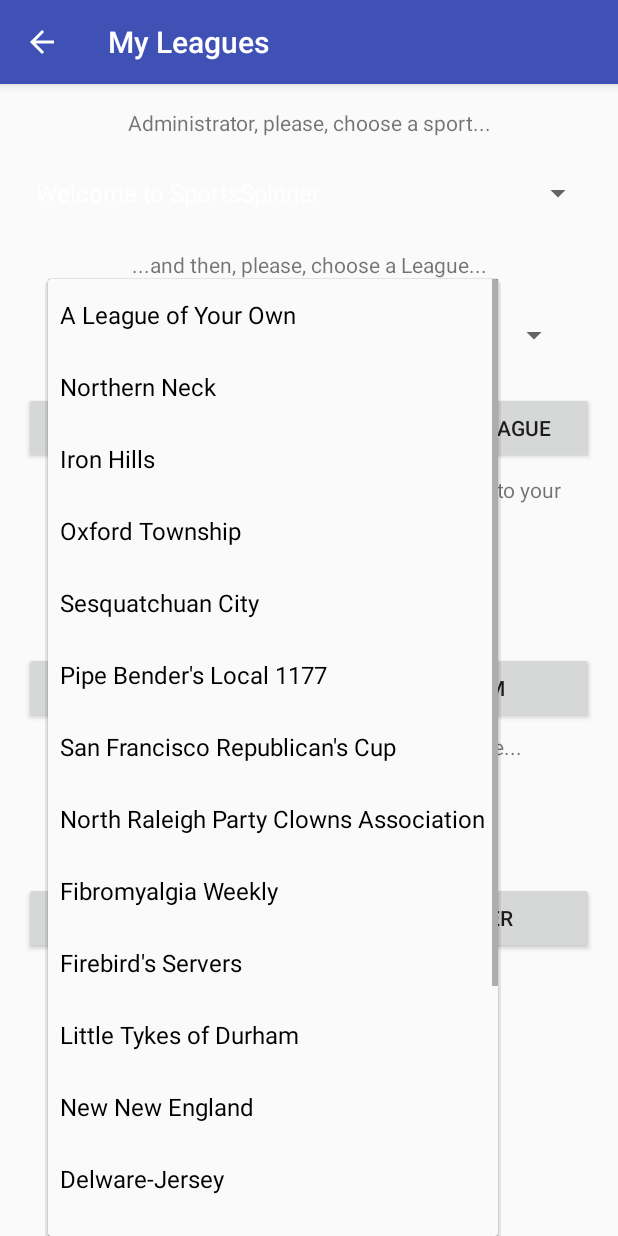
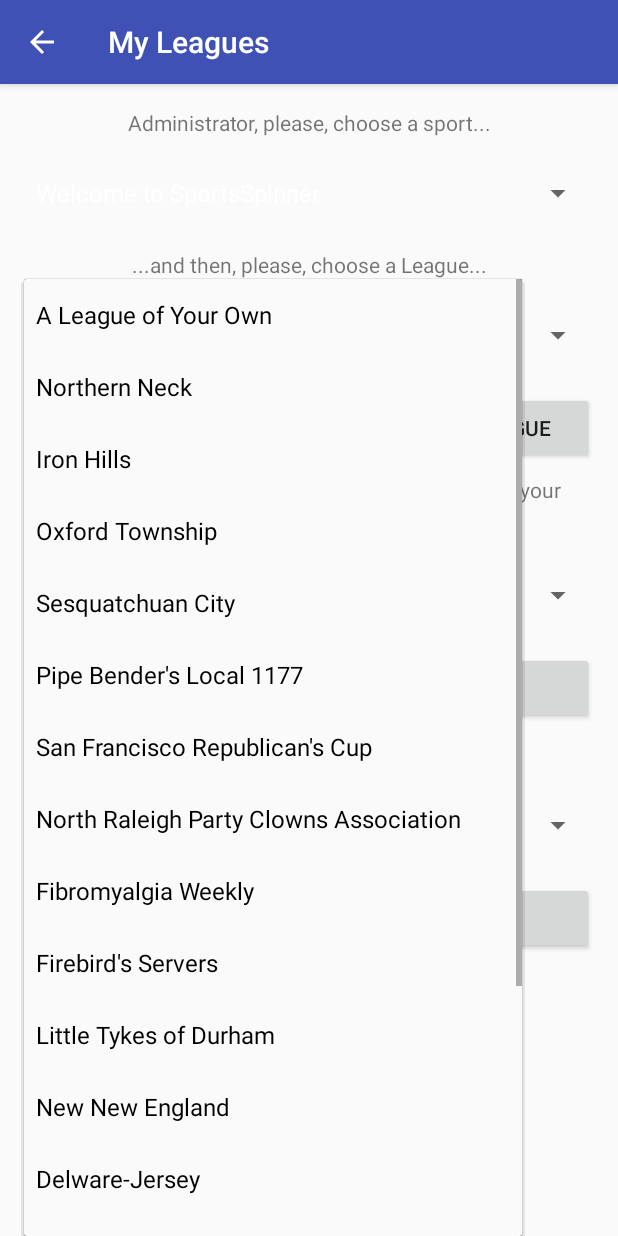
Before and after one commit to B3ACONsoft/ProjectCode, an Android app: the LeaguesActivity screen opened directly, with no data from a screen before it, after a tap on "A League of Your Own", on a phone screen of 412 x 824 dp. Run offline under Robolectric (Android 15) with nearby library versions, the phone set to English and light mode, and no system bars.

```diff
--- a/Android/UI/SYCORowLayouts/app/src/main/res/layout/content_leagues.xml
+++ b/Android/UI/SYCORowLayouts/app/src/main/res/layout/content_leagues.xml
@@ -82,7 +82,8 @@
                 android:layout_alignParentRight="true"
                 android:layout_alignParentEnd="true"
                 android:layout_gravity="center"
-                android:gravity="center" />
+                android:gravity="center"
+                android:layout_weight="1" />
         </TableRow>
 
         <TableRow
@@ -125,13 +126,14 @@
 
             <Spinner
                 android:id="@+id/spinnerMyLeaguesTeams"
-                android:layout_width="wrap_content"
+                android:layout_width="0dp"
                 android:layout_height="75dp"
                 android:layout_below="@+id/spinnerMyLeaguesLeagues"
                 android:layout_alignParentLeft="true"
                 android:layout_alignParentStart="true"
                 android:gravity="center"
-                android:layout_gravity="center" />
+                android:layout_gravity="center"
+                android:layout_weight="1" />
         </TableRow>
 
         <TableRow
@@ -183,11 +185,12 @@
             android:layout_height="match_parent">
 
             <Spinner
-                android:layout_width="wrap_content"
+                android:layout_width="0dp"
                 android:layout_height="75dp"
                 android:id="@+id/spinnerMyLeaguesPlayers"
                 android:gravity="center"
-                android:layout_gravity="center" />
+                android:layout_gravity="center"
+                android:layout_weight="1" />
         </TableRow>
 
         <TableRow
```
